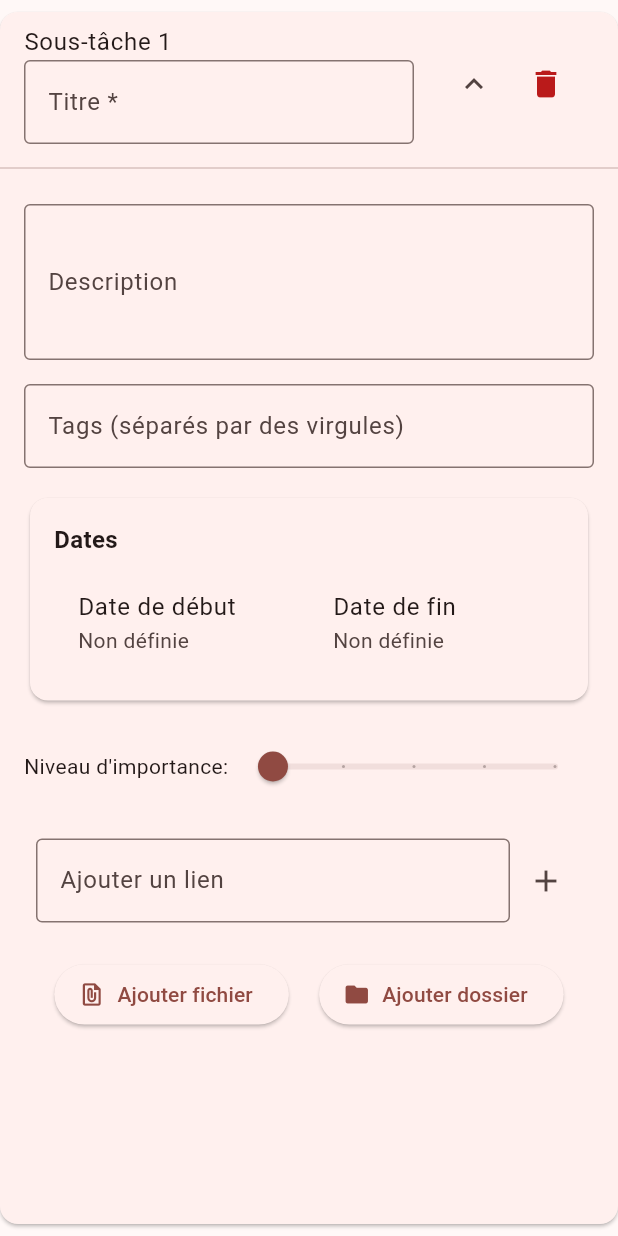
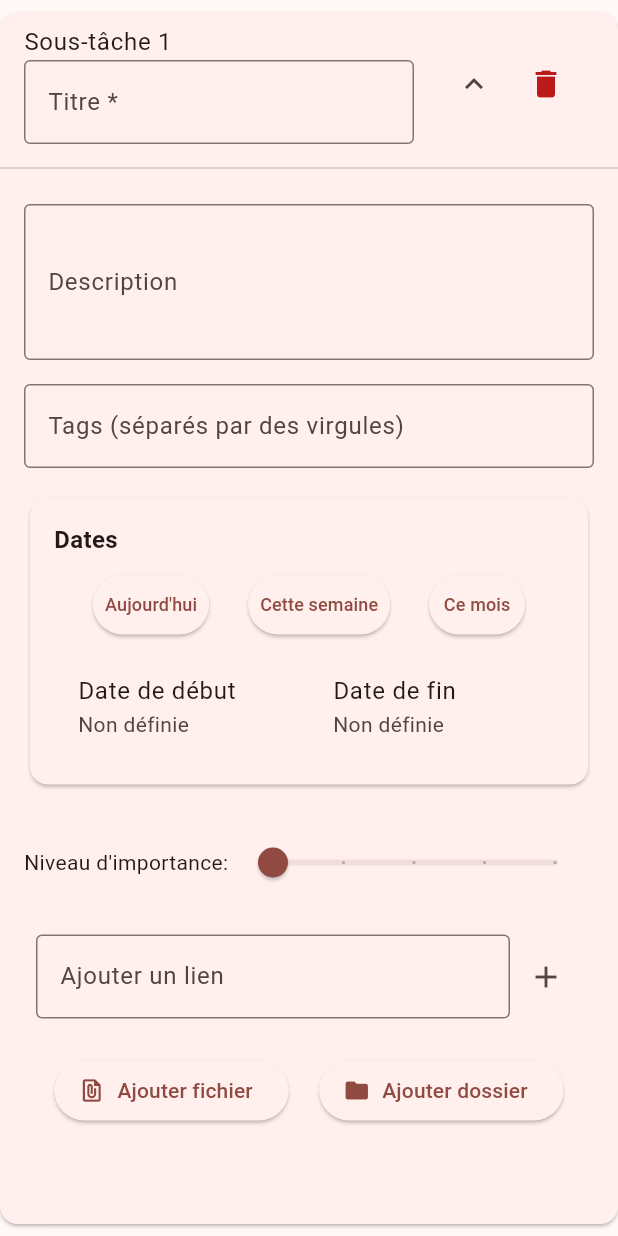
Before and after one commit to Sofiya-D/SeoulTech_ASE_Autumn2024_Group2, a Flutter app: the SubtaskCard widget shown alone on an empty page, opened directly with empty values, after a tap on the "expand more" icon, on a phone screen of 412 x 824 dp. Run offline on Flutter 3.47's test engine with Material 3 defaults, Android fonts, the phone set to English and light mode, and no system bars; our stand-ins replace file_picker, open_file, table_calendar.

Commit message:
Added vague date picker
Added simple and easily customizable vague date picker, which allow the user to set due dates as for next day, end of week, month, ...
After beeing clicked, the button automatically update the dates visible on the manual date picker, to give feedback to the user.
Fixed issue with intl dependency version.

```diff
--- /dev/null
+++ b/todo_app/lib/models/quick_date_button.dart
@@ -0,0 +1,86 @@
+import 'package:flutter/material.dart';
+import 'package:intl/intl.dart';
+import 'package:todo_app/models/todo_form_data.dart';
+
+class QuickDateButtons extends StatelessWidget {
+  final TodoFormData formData;
+  final VoidCallback? onDateChanged;
+  final bool isSubtask;
+
+  const QuickDateButtons({
+    Key? key,
+    required this.formData,
+    this.onDateChanged,
+    this.isSubtask = false,
+  }) : super(key: key);
+
+  void _setQuickDate(QuickDateOption option) {
+    final now = DateTime.now();
+    switch (option) {
+      case QuickDateOption.today:
+        formData.startDate = now;
+        formData.dueDate = now;
+        break;
+      case QuickDateOption.thisWeek:
+        formData.startDate = now;
+        formData.dueDate = now.add(Duration(days: 6 - now.weekday));
+        break;
+      case QuickDateOption.thisMonth:
+        formData.startDate = now;
+        formData.dueDate = DateTime(now.year, now.month + 1, 0);
+        break;
+    }
+
+    // Call the callback if provided to trigger any necessary updates
+    onDateChanged?.call();
+  }
+
+  @override
+  Widget build(BuildContext context) {
+    return Row(
+      mainAxisAlignment: MainAxisAlignment.spaceEvenly,
+      children: [
+        _QuickDateButton(
+          label: 'Aujourd\'hui',
+          onPressed: () => _setQuickDate(QuickDateOption.today),
+        ),
+        _QuickDateButton(
+          label: 'Cette semaine',
+          onPressed: () => _setQuickDate(QuickDateOption.thisWeek),
+        ),
+        _QuickDateButton(
+          label: 'Ce mois',
+          onPressed: () => _setQuickDate(QuickDateOption.thisMonth),
+        ),
+      ],
+    );
+  }
+}
+
+class _QuickDateButton extends StatelessWidget {
+  final String label;
+  final VoidCallback onPressed;
+
+  const _QuickDateButton({
+    Key? key,
+    required this.label,
+    required this.onPressed,
+  }) : super(key: key);
+
+  @override
+  Widget build(BuildContext context) {
+    return ElevatedButton(
+      onPressed: onPressed,
+      style: ElevatedButton.styleFrom(
+        padding: const EdgeInsets.symmetric(horizontal: 8, vertical: 4),
+      ),
+      child: Text(label, style: const TextStyle(fontSize: 12)),
+    );
+  }
+}
+
+enum QuickDateOption {
+  today,
+  thisWeek,
+  thisMonth,
+}
--- a/todo_app/lib/models/todo_dates_section.dart
+++ b/todo_app/lib/models/todo_dates_section.dart
@@ -2,6 +2,7 @@
 
 import 'package:flutter/material.dart';
 import 'package:intl/intl.dart';
+import 'package:todo_app/models/quick_date_button.dart';
 // import 'package:todo_app/views/todo_form/todo_form_data.dart';
 import 'package:todo_app/models/todo_form_data.dart';
 
@@ -68,6 +69,16 @@ class _TodoDatesSectionState extends State<TodoDatesSection> {
                 fontSize: 16,
                 fontWeight: FontWeight.bold,
               ),
+            ),
+            const SizedBox(height: 8),
+            QuickDateButtons(
+              formData: widget.formData,
+              onDateChanged: () {
+                setState(() {
+                  // Trigger a rebuild to update date displays
+                  widget.formData.validateDates();
+                });
+              },
             ),
             const SizedBox(height: 8),
             Row(
--- a/todo_app/lib/models/todo_subtasks_section.dart
+++ b/todo_app/lib/models/todo_subtasks_section.dart
@@ -174,6 +174,11 @@ class _SubtaskCardState extends State<SubtaskCard> {
                   ),
                   const SizedBox(height: 16),
                   TodoDatesSection(formData: _createSubtaskFormData()),
+                  const SizedBox(height: 8),
+                  // QuickDateButtons(
+                  //   formData: _createSubtaskFormData(),
+                  //   isSubtask: true,
+                  // ),
                   const SizedBox(height: 16),
                   ImportanceLevelSlider(formData: _createSubtaskFormData()),
                   const SizedBox(height: 16),
--- a/todo_app/pubspec.yaml
+++ b/todo_app/pubspec.yaml
@@ -41,7 +41,7 @@ dependencies:
   # The following adds the Cupertino Icons font to your application.
   # Use with the CupertinoIcons class for iOS style icons.
   cupertino_icons: ^1.0.8
-  intl: ^0.20.0
+  #intl: ^0.20.0
   url_launcher: ^6.1.10
   file_picker: ^5.3.1
   open_file: ^3.3.2
```
Also changed, not shown: todo_app/lib/main.dart (+11 -1 lines).
